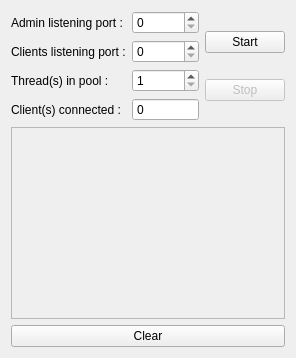
Above: CPP/ServerDocuments/MainWindow.ui from N4k1m/M18-OS before the change. Below: the same form after it.
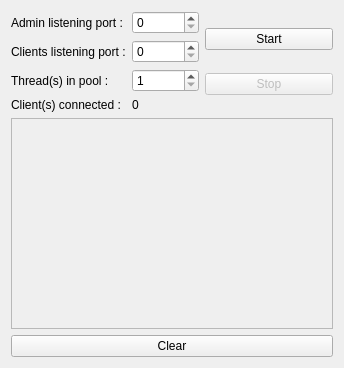
That is the form after the change.

Commit message: CPP TP4.3 : ServerDocuments : le spinBox pour compter les clients est devenu un label

Patch:
```diff
--- a/CPP/ServerDocuments/MainWindow.ui
+++ b/CPP/ServerDocuments/MainWindow.ui
@@ -2,6 +2,14 @@
 <ui version="4.0">
  <class>MainWindow</class>
  <widget class="QWidget" name="MainWindow">
+  <property name="geometry">
+   <rect>
+    <x>0</x>
+    <y>0</y>
+    <width>344</width>
+    <height>368</height>
+   </rect>
+  </property>
   <property name="windowTitle">
    <string>Server Documents</string>
   </property>
@@ -65,19 +73,16 @@
         </widget>
        </item>
        <item row="3" column="0">
-        <widget class="QLabel" name="labelClientsCount">
+        <widget class="QLabel" name="labelClientsCountInfo">
          <property name="text">
           <string>Client(s) connected :</string>
          </property>
         </widget>
        </item>
        <item row="3" column="1">
-        <widget class="QSpinBox" name="spinBoxClientsCount">
-         <property name="readOnly">
-          <bool>true</bool>
-         </property>
-         <property name="buttonSymbols">
-          <enum>QAbstractSpinBox::NoButtons</enum>
+        <widget class="QLabel" name="labelClientsCount">
+         <property name="text">
+          <string>0</string>
          </property>
         </widget>
        </item>
```
The commit also changes 1 other file.
